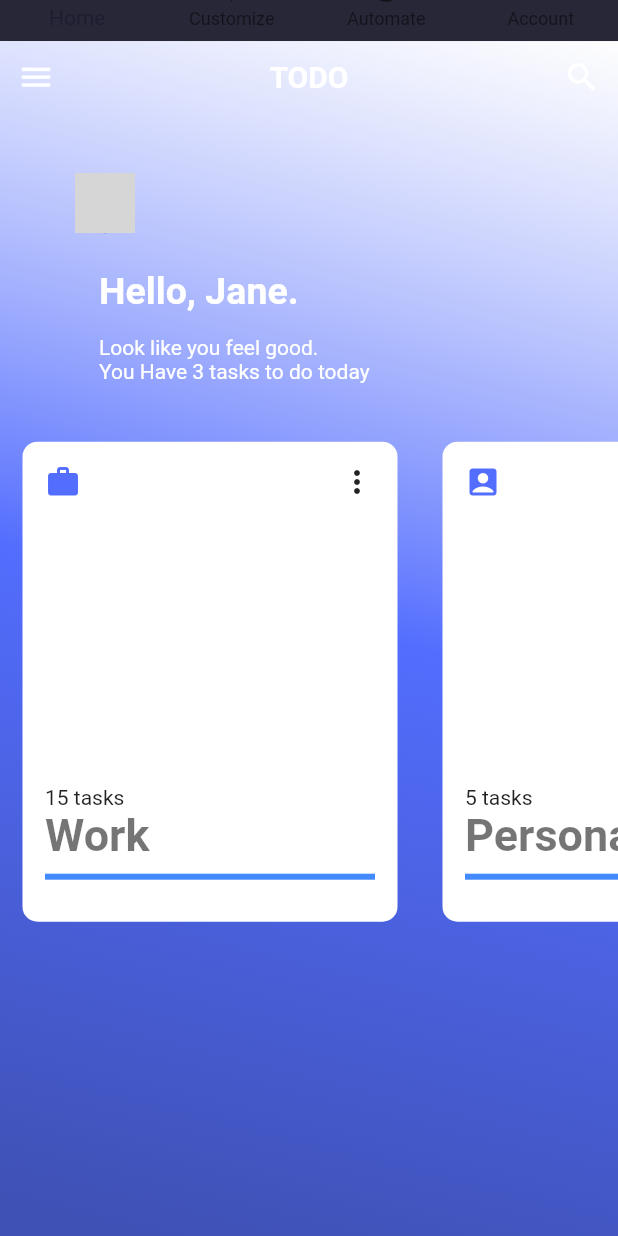
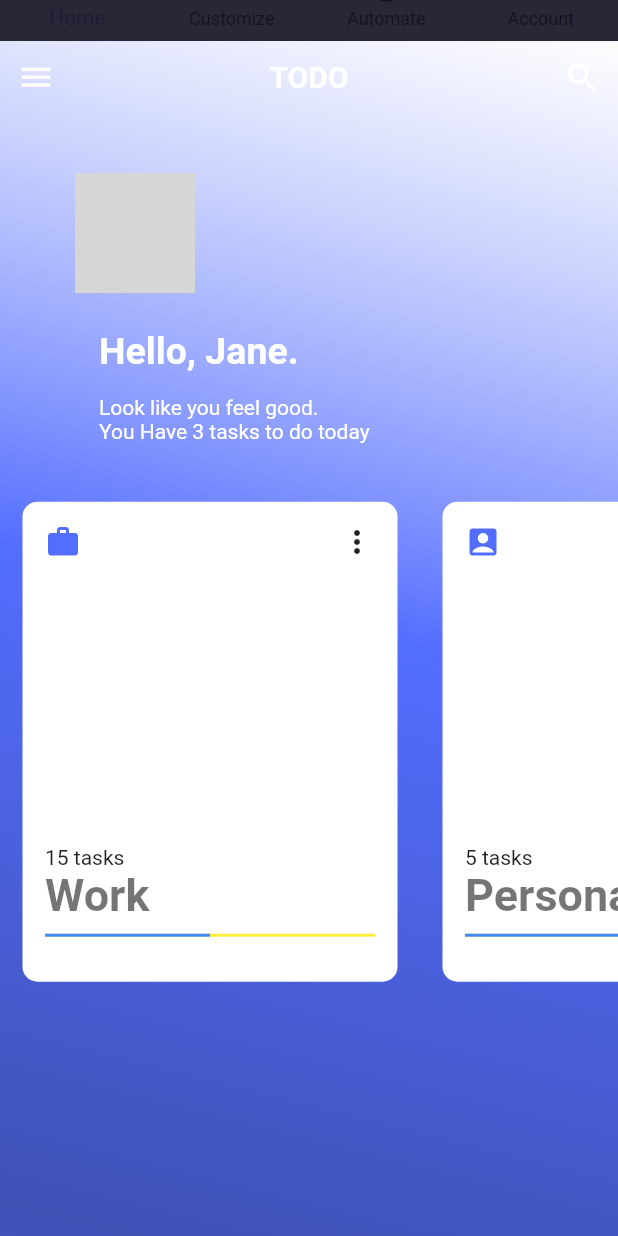
Before and after one commit to kennest/my_flutter_ui, a Flutter app: the screen it shows after launch, scrolled down 576 dp, on a phone screen of 412 x 824 dp. Run offline on Flutter 3.47's test engine with Material 2 defaults, Android fonts, the phone set to English and light mode, and no system bars; our stand-ins replace carousel_slider; network calls fail; grey boxes are pictures that could not be loaded.

Commit message:
15/02/2019

```diff
--- a/lib/main.dart
+++ b/lib/main.dart
@@ -12,10 +12,13 @@ class MyApp extends StatelessWidget {
   @override
   Widget build(BuildContext context) {
     return MaterialApp(
+      color: Colors.indigo,
       title: 'Design UI',
       debugShowCheckedModeBanner: false,
       theme: ThemeData(
-        primarySwatch: Colors.blue,
+        primarySwatch: Colors.indigo,
+        backgroundColor: Colors.indigo,
+        platform: TargetPlatform.fuchsia,
       ),
       home: PageView(
         controller: pageController,
--- a/lib/pages/todo_page.dart
+++ b/lib/pages/todo_page.dart
@@ -21,7 +21,7 @@ class _TodoPageState extends State<TodoPage> {
       width: MediaQuery.of(context).size.width,
       decoration: BoxDecoration(
         gradient: LinearGradient(
-            tileMode: TileMode.clamp,
+            tileMode: TileMode.mirror,
             colors: [Colors.white70, Colors.indigoAccent, Colors.indigo],
             begin: Alignment.topRight,
             end: Alignment.bottomCenter),
@@ -61,13 +61,18 @@ class _TodoPageState extends State<TodoPage> {
               children: <Widget>[
                 Align(
                   alignment: Alignment.topLeft,
-                  child: CircleAvatar(
-                    child: Image.network(
-                      "https://i.pinimg.com/originals/2d/0f/50/2d0f50e8e4f6b233c7cf70b4bd36f89c.png",
-                      height: 80.0,
-                      width: 80.0,
-                      fit: BoxFit.cover,
+                  child: Container(
+                    width: 80.0,
+                    height: 80.0,
+                    decoration: BoxDecoration(
+                      borderRadius: BorderRadius.circular(60.0),
+                      image: DecorationImage(
+                        fit: BoxFit.cover,
+                        image: NetworkImage("https://i.pinimg.com/originals/2d/0f/50/2d0f50e8e4f6b233c7cf70b4bd36f89c.png",
+                  )
+                      )
                     ),
+
                   ),
                 ),
                 SizedBox(
@@ -103,9 +108,11 @@ class _TodoPageState extends State<TodoPage> {
             child: ListView(
               scrollDirection: Axis.horizontal,
               children: <Widget>[
-                todoItemCard(context, "Work", 15, 50.0, Icons.work, "work"),
-                todoItemCard(context, "Personal", 5, 90.0, Icons.account_box,
+                todoItemCard(context, "Work", 15, 0.5, Icons.work, "work"),
+                todoItemCard(context, "Personal", 5, 0.9, Icons.account_box,
                     "personal"),
+                     todoItemCard(context, "Home", 10, 0.6, Icons.home,
+                    "home"),
               ],
             ),
           )
--- a/lib/pages/ui/UI.dart
+++ b/lib/pages/ui/UI.dart
@@ -279,18 +279,13 @@ Widget todoItemCard(BuildContext context, String title, int tasks,
         MaterialPageRoute(
             builder: (context) => TodoDetails(
                   tag: tag,
+                  icon: icon,
+                  progress: progress,
+                  title: title,
                 )),
       );
     },
     child: Hero(
-      transitionOnUserGestures: true,
-      flightShuttleBuilder:
-          (flightContext, animation, direction, fromContext, toContext) {
-        return Icon(
-          icon,
-          size: 150.0,
-        );
-      },
       tag: tag,
       child: Container(
           height: 300.0,
@@ -332,12 +327,16 @@ Widget todoItemCard(BuildContext context, String title, int tasks,
                       SizedBox(
                         height: 8.0,
                       ),
-                      LinearProgressIndicator(
-                        backgroundColor: Colors.white,
+                      SizedBox(
+                        height: 2.0,
+                        child:  LinearProgressIndicator(
+                        backgroundColor: Colors.yellow,
                         value: progress,
                         valueColor: new AlwaysStoppedAnimation<Color>(
                             Colors.blueAccent),
+                      ),
                       )
+
                     ],
                   )
                 ],
```
Also changed, not shown: lib/pages/todoDetails.dart (+63 -3 lines).
